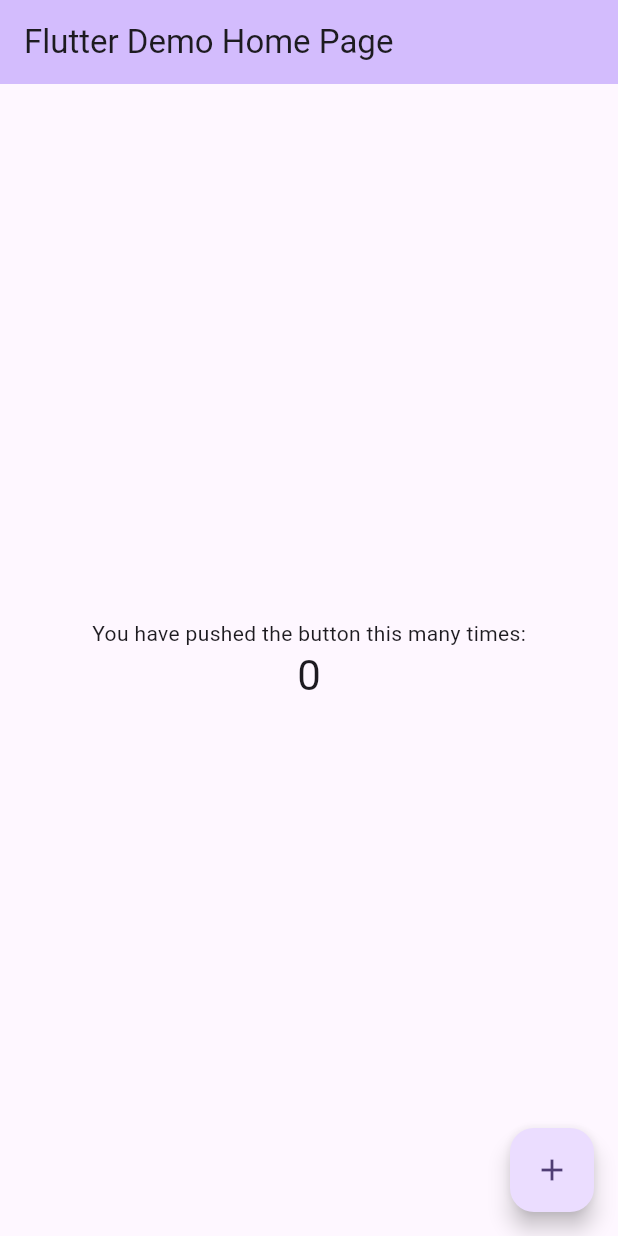
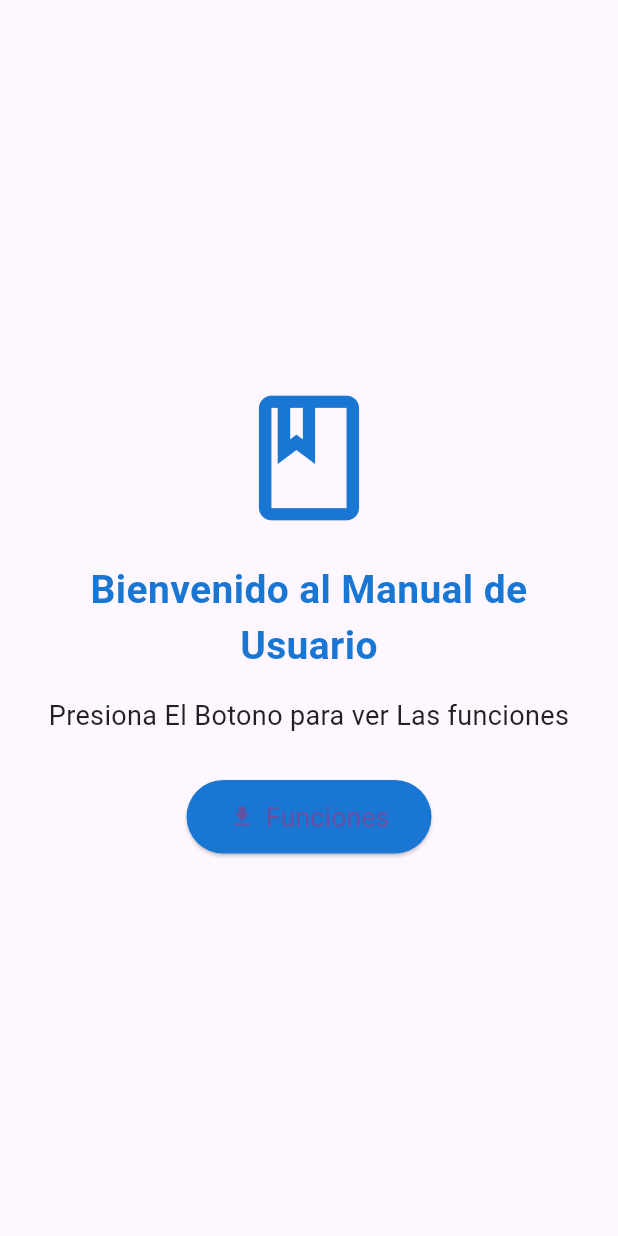
Before and after one commit to TheAdrian12/Cubit_Project, a Flutter app: the screen it shows after launch, on a phone screen of 412 x 824 dp. Run offline on Flutter 3.47's test engine with Material 3 defaults, Android fonts, the phone set to English and light mode, and no system bars.

Commit message:
creacion vista inicial
se realizo la vista incial del proyecto que servira como entrada para los usuarios

```diff
--- /dev/null
+++ b/project_cubit/lib/Presentation/initial_view.dart
@@ -0,0 +1,54 @@
+
+import 'package:flutter/material.dart';
+
+class initial_view extends StatelessWidget {
+  const initial_view({
+    super.key,
+  });
+
+  @override
+  Widget build(BuildContext context) {
+    return Scaffold(
+      body: Center(
+        child: Padding(
+          padding: const EdgeInsets.symmetric(horizontal: 30),
+          child: Column(
+            mainAxisSize: MainAxisSize.min,
+            children: [
+              Icon(Icons.book_outlined, size: 100, color: Colors.blue.shade700),
+              const SizedBox(height: 20),
+              Text(
+                'Bienvenido al Manual de Usuario',
+                style: TextStyle(
+                  fontSize: 26,
+                  fontWeight: FontWeight.bold,
+                  color: Colors.blue.shade700,
+                ),
+                textAlign: TextAlign.center,
+              ),
+              const SizedBox(height: 15),
+              const Text(
+                'Presiona El Botono para ver Las funciones',
+                style: TextStyle(fontSize: 18, color: Colors.black87),
+                textAlign: TextAlign.center,
+              ),
+              const SizedBox(height: 30),
+              ElevatedButton.icon(
+                onPressed: () {
+                  // El cubit lo controla desde fuera
+                },
+                icon: const Icon(Icons.download),
+                label: const Text('Funciones'),
+                style: ElevatedButton.styleFrom(
+                  backgroundColor: Colors.blue.shade700,
+                  padding: const EdgeInsets.symmetric(horizontal: 28, vertical: 14),
+                  textStyle: const TextStyle(fontSize: 18),
+                ),
+              ),
+            ],
+          ),
+        ),
+      ),
+    );
+  }
+}
--- a/project_cubit/lib/main.dart
+++ b/project_cubit/lib/main.dart
@@ -1,4 +1,6 @@
 import 'package:flutter/material.dart';
+
+import 'Presentation/initial_view.dart';
 
 void main() {
   runApp(const MyApp());
@@ -7,116 +9,11 @@ void main() {
 class MyApp extends StatelessWidget {
   const MyApp({super.key});
 
-  // This widget is the root of your application.
   @override
   Widget build(BuildContext context) {
     return MaterialApp(
       title: 'Flutter Demo',
-      theme: ThemeData(
-        // This is the theme of your application.
-        //
-        // TRY THIS: Try running your application with "flutter run". You'll see
-        // the application has a purple toolbar. Then, without quitting the app,
-        // try changing the seedColor in the colorScheme below to Colors.green
-        // and then invoke "hot reload" (save your changes or press the "hot
-        // reload" button in a Flutter-supported IDE, or press "r" if you used
-        // the command line to start the app).
-        //
-        // Notice that the counter didn't reset back to zero; the application
-        // state is not lost during the reload. To reset the state, use hot
-        // restart instead.
-        //
-        // This works for code too, not just values: Most code changes can be
-        // tested with just a hot reload.
-        colorScheme: ColorScheme.fromSeed(seedColor: Colors.deepPurple),
-      ),
-      home: const MyHomePage(title: 'Flutter Demo Home Page'),
+      home: initial_view(),
     );
   }
 }
-
-class MyHomePage extends StatefulWidget {
-  const MyHomePage({super.key, required this.title});
-
-  // This widget is the home page of your application. It is stateful, meaning
-  // that it has a State object (defined below) that contains fields that affect
-  // how it looks.
-
-  // This class is the configuration for the state. It holds the values (in this
-  // case the title) provided by the parent (in this case the App widget) and
-  // used by the build method of the State. Fields in a Widget subclass are
-  // always marked "final".
-
-  final String title;
-
-  @override
-  State<MyHomePage> createState() => _MyHomePageState();
-}
-
-class _MyHomePageState extends State<MyHomePage> {
-  int _counter = 0;
-
-  void _incrementCounter() {
-    setState(() {
-      // This call to setState tells the Flutter framework that something has
-      // changed in this State, which causes it to rerun the build method below
-      // so that the display can reflect the updated values. If we changed
-      // _counter without calling setState(), then the build method would not be
-      // called again, and so nothing would appear to happen.
-      _counter++;
-    });
-  }
-
-  @override
-  Widget build(BuildContext context) {
-    // This method is rerun every time setState is called, for instance as done
-    // by the _incrementCounter method above.
-    //
-    // The Flutter framework has been optimized to make rerunning build methods
-    // fast, so that you can just rebuild anything that needs updating rather
-    // than having to individually change instances of widgets.
-    return Scaffold(
-      appBar: AppBar(
-        // TRY THIS: Try changing the color here to a specific color (to
-        // Colors.amber, perhaps?) and trigger a hot reload to see the AppBar
-        // change color while the other colors stay the same.
-        backgroundColor: Theme.of(context).colorScheme.inversePrimary,
-        // Here we take the value from the MyHomePage object that was created by
-        // the App.build method, and use it to set our appbar title.
-        title: Text(widget.title),
-      ),
-      body: Center(
-        // Center is a layout widget. It takes a single child and positions it
-        // in the middle of the parent.
-        child: Column(
-          // Column is also a layout widget. It takes a list of children and
-          // arranges them vertically. By default, it sizes itself to fit its
-          // children horizontally, and tries to be as tall as its parent.
-          //
-          // Column has various properties to control how it sizes itself and
-          // how it positions its children. Here we use mainAxisAlignment to
-          // center the children vertically; the main axis here is the vertical
-          // axis because Columns are vertical (the cross axis would be
-          // horizontal).
-          //
-          // TRY THIS: Invoke "debug painting" (choose the "Toggle Debug Paint"
-          // action in the IDE, or press "p" in the console), to see the
-          // wireframe for each widget.
-          mainAxisAlignment: MainAxisAlignment.center,
-          children: <Widget>[
-            const Text('You have pushed the button this many times:'),
-            Text(
-              '$_counter',
-              style: Theme.of(context).textTheme.headlineMedium,
-            ),
-          ],
-        ),
-      ),
-      floatingActionButton: FloatingActionButton(
-        onPressed: _incrementCounter,
-        tooltip: 'Increment',
-        child: const Icon(Icons.add),
-      ), // This trailing comma makes auto-formatting nicer for build methods.
-    );
-  }
-}
--- a/project_cubit/pubspec.yaml
+++ b/project_cubit/pubspec.yaml
@@ -30,6 +30,8 @@ environment:
 dependencies:
   flutter:
     sdk: flutter
+  flutter_bloc: ^8.1.1
+  http: ^0.13.5
 
   # The following adds the Cupertino Icons font to your application.
   # Use with the CupertinoIcons class for iOS style icons.
@@ -38,6 +40,7 @@ dependencies:
 dev_dependencies:
   flutter_test:
     sdk: flutter
+
 
   # The "flutter_lints" package below contains a set of recommended lints to
   # encourage good coding practices. The lint set provided by the package is
```
Also changed, not shown: project_cubit/pubspec.lock.
